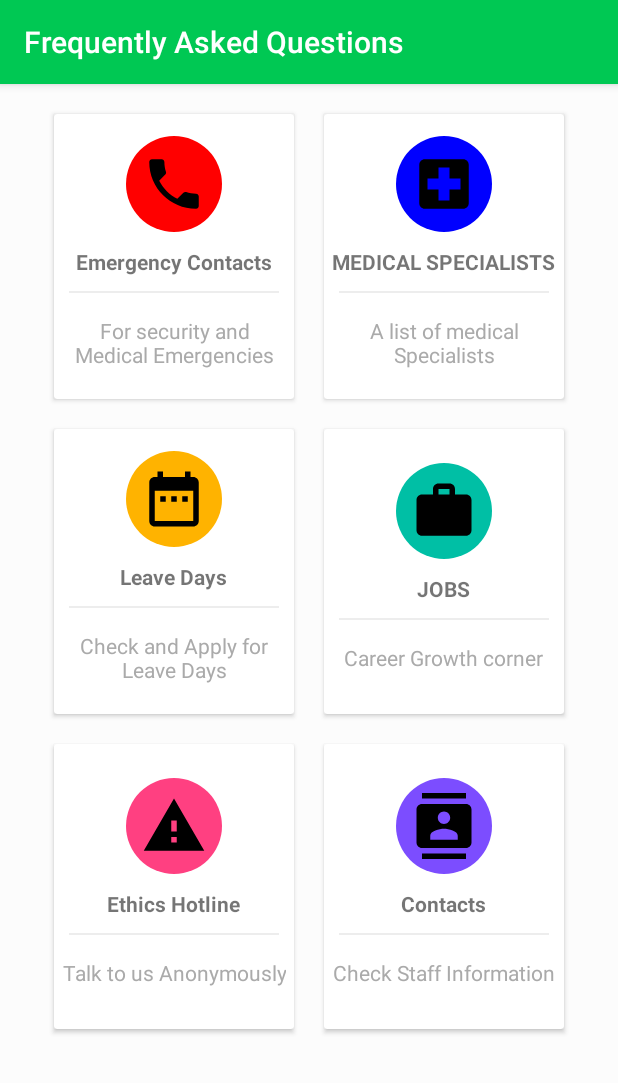
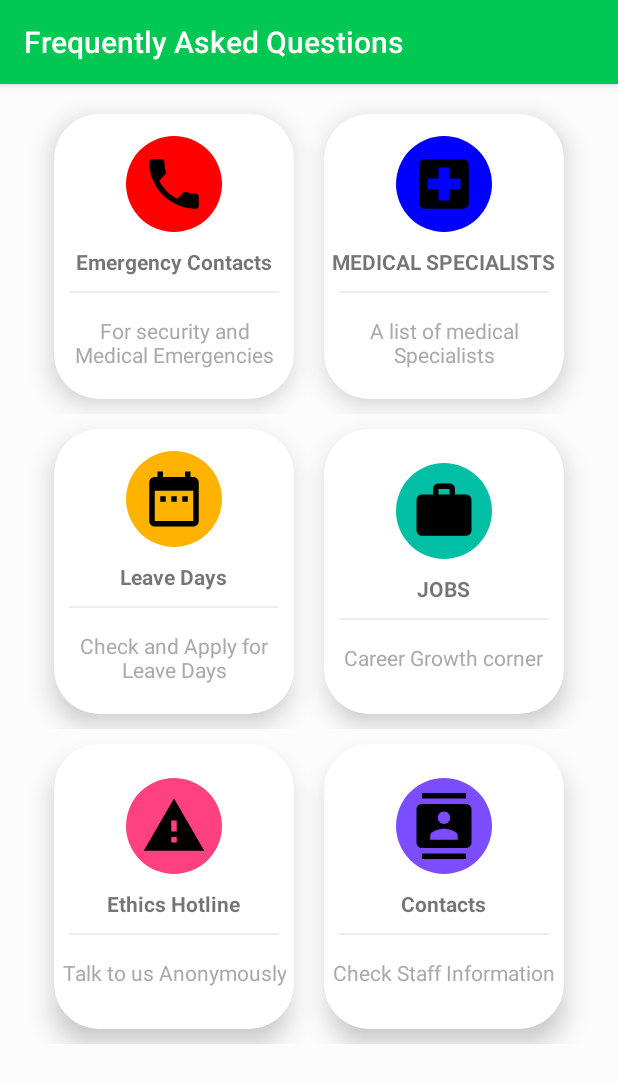
Before and after one commit to naisenyamungai/staffapp, an Android app: the FAQ screen opened directly, with no data from a screen before it, on a phone screen of 412 x 824 dp. Shown: the top 1083 px of the screen. Run offline under Robolectric (Android 15) with nearby library versions, the phone set to English and light mode, and no system bars.

Commit message:
add styling to faq_activity cards

```diff
--- a/app/src/main/res/layout/activity_faq.xml
+++ b/app/src/main/res/layout/activity_faq.xml
@@ -30,7 +30,8 @@
                 android:id="@+id/emergency_card"
                 android:layout_width="160dp"
                 android:layout_height="190dp"
-                android:layout_margin="10dp">
+                android:layout_margin="10dp"
+                style="@style/MyCardViewStyle">
 
                 <LinearLayout
                     android:layout_width="match_parent"
@@ -68,7 +69,8 @@
                 android:id="@+id/medical_card"
                 android:layout_width="160dp"
                 android:layout_height="190dp"
-                android:layout_margin="10dp">
+                android:layout_margin="10dp"
+                style="@style/MyCardViewStyle">
 
                 <LinearLayout
                     android:layout_width="match_parent"
@@ -114,7 +116,8 @@
                     android:id="@+id/leave_card"
                     android:layout_width="160dp"
                     android:layout_height="190dp"
-                    android:layout_margin="10dp">
+                    android:layout_margin="10dp"
+                    style="@style/MyCardViewStyle">
 
                     <LinearLayout
                         android:layout_width="match_parent"
@@ -153,7 +156,8 @@
                     android:id="@+id/jobs_card"
                     android:layout_width="160dp"
                     android:layout_height="190dp"
-                    android:layout_margin="10dp">
+                    android:layout_margin="10dp"
+                    style="@style/MyCardViewStyle">
 
                     <LinearLayout
                         android:layout_width="match_parent"
@@ -200,7 +204,8 @@
                     android:id="@+id/ethics_card"
                     android:layout_width="160dp"
                     android:layout_height="190dp"
-                    android:layout_margin="10dp">
+                    android:layout_margin="10dp"
+                    style="@style/MyCardViewStyle">
 
                     <LinearLayout
                         android:layout_width="match_parent"
@@ -239,7 +244,8 @@
                     android:id="@+id/contacts_card"
                     android:layout_width="160dp"
                     android:layout_height="190dp"
-                    android:layout_margin="10dp">
+                    android:layout_margin="10dp"
+                    style="@style/MyCardViewStyle">
 
                     <LinearLayout
                         android:layout_width="match_parent"
```
